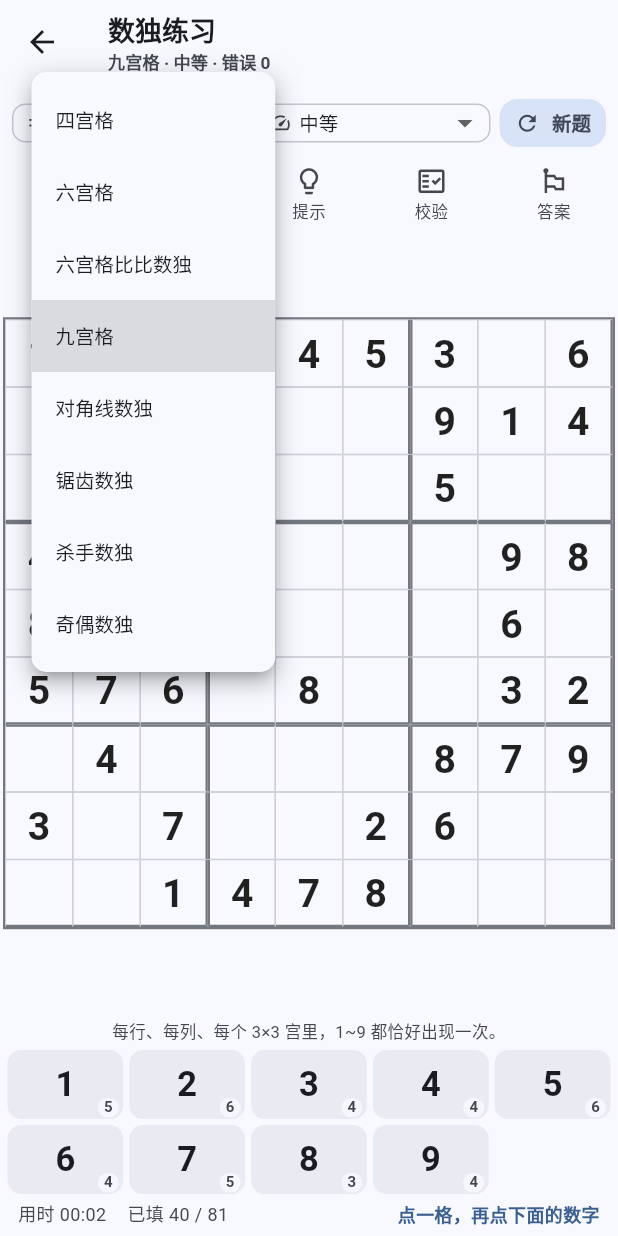
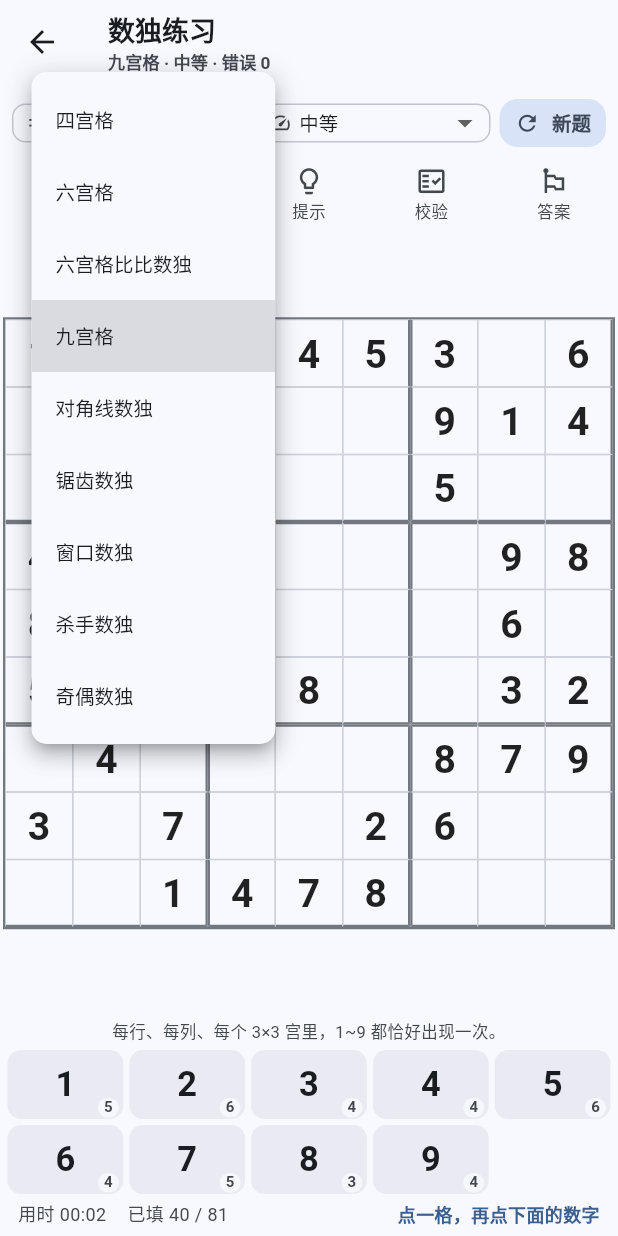
Before and after one commit to yinchenglu/studyhub, a Flutter app: the SudokuPage screen opened directly, after a tap on "新题", after a tap on "九宫格", on a phone screen of 412 x 824 dp. Run offline on Flutter 3.47's test engine with Material 3 defaults, Android fonts, the phone set to English and light mode, and no system bars; our stand-ins replace cached_network_image, camera, dio, flutter_markdown, flutter_riverpod, flutter_secure_storage and 9 more; missing offline and left inert: flutter_device_apps, media_kit, media_kit_video, noise_meter, syncfusion_flutter_pdfviewer, torch_light; accounts and stored records are empty.

Commit message:
v2.3.8 数独：配色/虚线对齐参考截图（浅蓝细线+灰字笼和）、锯齿宫界画进格子边框双保险、新增窗口数独类型

```diff
--- a/lib/core/constants.dart
+++ b/lib/core/constants.dart
@@ -342,7 +342,7 @@ class Defaults {
 ///             在 App 启动时如果两个不一致，会在控制台 + 调试页打印告警。
 ///             升级只需：① 改这里的字符串 ② 改 pubspec.yaml。
 ///             也可跑 `python tools/bump_version.py 1.10.0` 一次同步。
-const String kAppVersion = '2.3.7';
+const String kAppVersion = '2.3.8';
 
 /// pubspec.yaml 的 version（去掉 +N 之后必须等于 kAppVersion）。
 /// 启动时会在 main() 里 assert，保证两个一致。
@@ -350,4 +350,4 @@ const String kAppVersion = '2.3.7';
 ///
 /// v1.9.0+17 修：bump_version.py 之前**只改 kAppVersion 不改 kPubspecVersion**，
 /// 会让启动 assert 失败。这里把 bump_version.py 一起修了（见 bump_version.py）。
-const String kPubspecVersion = '2.3.7+62';
+const String kPubspecVersion = '2.3.8+63';
--- a/lib/ui/tools/tool_pages_sudoku.dart
+++ b/lib/ui/tools/tool_pages_sudoku.dart
@@ -51,6 +51,9 @@ enum SudokuType {
   jigsaw('锯齿数独', '9×9 · 宫是不规则锯齿形状',
       '每行、每列照常 1~9 不重复；但「宫」变成了 9 块不规则的锯齿——'
           '同一种底色 + 粗边线围住的就是一个宫。'),
+  windoku('窗口数独', '9×9 · 额外 4 个九宫窗口',
+      '在九宫格规则之上，还有 4 个「窗口」——每块 3×3，用浅蓝粗框标出：'
+          '每个窗口里的 1~9 也不能重复（窗口和普通宫可以重叠，约束叠加）。'),
   killer('杀手数独', '9×9 + 虚线笼，笼内之和 = 角标',
       '在九宫格规则之上，虚线框（笼）把若干格圈在一起：笼内数字不能重复，'
           '且笼内所有数字之和 = 左上角标的小数字。'),
@@ -412,6 +415,54 @@ class JigsawRules extends StandardRules {
   /// 锯齿的宫界是随机的，快速求解器直接读 [regionOf]（见 _FastSolver），
   /// 所以这里不需要额外的 extraOk。
 
+}
+
+/// 窗口数独（Windoku）：标准行/列/宫之外，再加 4 个「窗口」。
+///
+/// 窗口是 3×3 的小九宫，位置在行 1~3 / 5~7 与列 1~3 / 5~7 的交叉处 ——
+/// 正好落在四个角上的 3×3 故宫之间，跟普通宫**部分重叠**，所以约束是叠加的。
+/// 例：左上角那个 3×3 宫和左上窗口在 (1,1)(1,2)(2,1)(2,2) 四格重叠。
+class WindokuRules extends StandardRules {
+  WindokuRules(super.type);
+
+  /// 4 个窗口的左上角（行, 列），每个窗口 3×3。
+  static const List<List<int>> windowTops = [
+    [1, 1],
+    [1, 5],
+    [5, 1],
+    [5, 5],
+  ];
+
+  /// (r,c) 所在的窗口左上角；不在任何窗口里返回 null。
+  static List<int>? windowOf(int r, int c) {
+    for (final t in windowTops) {
+      if (r >= t[0] && r < t[0] + 3 && c >= t[1] && c < t[1] + 3) return t;
+    }
+    return null;
+  }
+
+  /// 窗口内不能重数。
+  bool _windowOk(SudokuBoard b, int r, int c, int v) {
+    final t = windowOf(r, c);
+    if (t == null) return true;
+    for (var rr = t[0]; rr < t[0] + 3; rr++) {
+      for (var cc = t[1]; cc < t[1] + 3; cc++) {
+        if (rr == r && cc == c) continue;
+        if (b.cells[rr][cc] == v) return false;
+      }
+    }
+    return true;
+  }
+
+  @override
+  bool isLegal(SudokuBoard b, int r, int c, int v) {
+    if (!super.isLegal(b, r, c, v)) return false;
+    return _windowOk(b, r, c, v);
+  }
+
+  /// 快速求解器只用位掩码管行/列/宫，窗口走这个钩子。
+  @override
+  bool extraOk(SudokuBoard b, int r, int c, int v) => _windowOk(b, r, c, v);
 }
 
 /// 杀手：每笼数字不重且和 = 笼和。
@@ -966,6 +1017,16 @@ class _SudokuPageState extends State<SudokuPage> {
         if (!rules.isValidSolution(full)) {
           // 自检兜底：正常走不到这里（12 套模板都离线验证过）
           rules = StandardRules(SudokuType.jigsaw);
+          full = rules.generateFull(rng);
+        }
+        break;
+      case SudokuType.windoku:
+        rules = WindokuRules(_type);
+        full = rules.generateFull(rng);
+        // 窗口约束比标准九宫强，`generateFull` 的拉丁方兜底不保证满足窗口
+        // （兜底公式在 3×3 窗口里会重复）。所以这里再验一遍，不合法就重来，
+        // 绝不能让玩家拿到一份「按答案填也判错」的盘。
+        for (var i = 0; i < 50 && !rules.isValidSolution(full); i++) {
           full = rules.generateFull(rng);
         }
         break;
@@ -1677,13 +1738,17 @@ class _SudokuGrid extends StatelessWidget {
     // 宫界全部交给 _JigsawPainter 画，同时给每个宫铺淡底色，一眼能看出锯齿。
     final isJigsaw = rules is JigsawRules;
     final regionOf = isJigsaw ? (rules as JigsawRules).regionOf : null;
-    // v2.3.7（用户第 2 条：「锯齿刷新好多次才出一次正确的」）
+    // v2.3.8（用户：「锯齿数独还是没有成功，没有出现锯齿」+「配色参考截图」）
     //
-    // 老涂色是 `regionOf % 4` 取四种颜色 —— 9 个宫塞进 4 个颜色，
-    // 相邻两宫撞色时整片糊在一起，玩家看到的「宫」跟真实宫界对不上，
-    // 只有少数几次刷出来的编号组合恰好两两不同色，才「看着是对的」。
-    // 现在按宫号给 **9 个不同色相**，任意两宫都不同色，边界一眼可辨。
-    final jigsawTints = isJigsaw ? _jigsawTints(scheme) : const <Color>[];
+    // v2.3.7 把宫界全交给覆盖层 _JigsawPainter 画 —— 真机上只要这一层出
+    // 任何意外（尺寸/重绘/层级），锯齿就一根线都没有，单点依赖太脆。
+    // 现在改**双保险**：宫界线同时画进每个格子的 BorderSide（上邻/左邻
+    // 不同宫 → 上/左边框用宫界色），覆盖层再叠加画粗一遍。即使覆盖层
+    // 失灵，格子边框本身也能拼出完整锯齿。
+    //
+    // 配色对齐参考截图：整盘白底，宫界/笼线都用**浅蓝细线**，不再用深黑
+    // 粗线；锯齿宫底色回到**两档极浅蓝**（参考图就是浅蓝/白交替的马赛克）。
+    final jagLineColor = scheme.primary.withValues(alpha: 0.9);
 
     return Container(
       decoration: BoxDecoration(
@@ -1724,7 +1789,7 @@ class _SudokuGrid extends StatelessWidget {
                     errColor: errColor,
                     isJigsaw: isJigsaw,
                     regionOf: regionOf,
-                    jigsawTints: jigsawTints,
+                    jagLineColor: jagLineColor,
                   );
                 },
               ),
@@ -1733,6 +1798,7 @@ class _SudokuGrid extends StatelessWidget {
                 _cageOverlay(board, cell, scheme),
               if (rules is JigsawRules)
                 _jigsawOverlay(rules, cell, scheme),
+              if (rules is WindokuRules) _windowOverlay(cell, scheme),
               if (rules is GreaterRules && board.relationMark != null)
                 _greaterOverlay(board, cell, scheme),
               if (rules is EvenOddRules)
@@ -1758,22 +1824,35 @@ class _SudokuGrid extends StatelessWidget {
     required Color errColor,
     bool isJigsaw = false,
     List<List<int>>? regionOf,
-    List<Color> jigsawTints = const <Color>[],
+    Color jagLineColor = const Color(0xFF90A4AE),
   }) {
     final v = board.cells[r][c];
     final isFixed = board.fixed[r][c];
     final n = board.size;
     // 边框：宫界线按本题型的宫大小算（4×4 → 2×2、6×6 → 2 行 × 3 列、
-    // 9×9 → 3×3）。锯齿模式例外 —— 标准宫线全部压掉，只留细网格，
-    // 宫界交给锯齿绘制层。
+    // 9×9 → 3×3）。锯齿模式例外 —— 标准 3×3 宫线要压掉，改按**真实锯齿宫**
+    // 判定：上邻 / 左邻跟自己不是同一个宫，这条边上就是宫界线。
+    //
+    // v2.3.8：这就是「锯齿双保险」的第一道 —— 宫界线直接画在格子边框上。
+    // 覆盖层 _JigsawPainter 只当加粗的第二遍，任何一层失效都还有另一层。
     final boxR = rules.boxRows;
     final boxC = rules.boxCols;
-    final thickTop = !isJigsaw && r > 0 && r % boxR == 0;
-    final thickLeft = !isJigsaw && c > 0 && c % boxC == 0;
-    final isRightThick = !isJigsaw &&
-        (c == n - 1 || (((c + 1) % boxC == 0) && c != n - 1));
-    final isBottomThick = !isJigsaw &&
-        (r == n - 1 || (((r + 1) % boxR == 0) && r != n - 1));
+    bool jagEdge(int rr, int cc) {
+      if (!isJigsaw || regionOf == null) return false;
+      if (rr < 0 || rr >= n || cc < 0 || cc >= n) return true; // 盘边
+      return regionOf[rr][cc] != regionOf[r][c];
+    }
+    // 锯齿时遇到盘边不画（盘框本身已经有 1.5px 深色外框）
+    final jagTop = isJigsaw && r > 0 && jagEdge(r - 1, c);
+    final jagLeft = isJigsaw && c > 0 && jagEdge(r, c - 1);
+    final jagRight = isJigsaw && c < n - 1 && jagEdge(r, c + 1);
+    final jagBottom = isJigsaw && r < n - 1 && jagEdge(r + 1, c);
+    final thickTop = jagTop || (!isJigsaw && r > 0 && r % boxR == 0);
+    final thickLeft = jagLeft || (!isJigsaw && c > 0 && c % boxC == 0);
+    final isRightThick = jagRight ||
+        (!isJigsaw && (c == n - 1 || (((c + 1) % boxC == 0) && c != n - 1)));
+    final isBottomThick = jagBottom ||
+        (!isJigsaw && (r == n - 1 || (((r + 1) % boxR == 0) && r != n - 1)));
 
     // 检查当前值是否违反规则（仅对**用户填入**的格提示，fixed 的略过）
     bool _isIllegal = false;
@@ -1788,11 +1867,17 @@ class _SudokuGrid extends StatelessWidget {
     final checkedWrong = wrongCells.contains('$r-$c');
 
     // v2.2.0：锯齿宫淡底色 —— 同一宫一个颜色，边界一眼能看出来。
-    // v2.3.2 把透明度从 0.07 提到 0.12（用户反馈「看不出锯齿」，
-    // 太淡的底色在浅色主题下几乎隐形）。
+    // v2.3.8：改回参考截图的风格 —— **浅蓝 / 白交替**（不再九彩色），
+    // 宫界靠浅蓝细线本身表达，整体更接近用户给的那张图。
     Color cellBg = Colors.transparent;
-    if (isJigsaw && regionOf != null && jigsawTints.isNotEmpty) {
-      cellBg = jigsawTints[regionOf[r][c] % 9];
+    if (isJigsaw && regionOf != null) {
+      cellBg = regionOf[r][c].isEven
+          ? jagLineColor.withValues(alpha: 0.10)
+          : Colors.transparent;
+    }
+    // v2.3.8 窗口数独：窗口内的格子铺一层极淡蓝，跟宫界一起把「窗口」标出来
+    if (rules is WindokuRules && WindokuRules.windowOf(r, c) != null) {
+      cellBg = Theme.of(context).colorScheme.primary.withValues(alpha: 0.05);
     }
     if (showHint && solution != null && v == 0) {
       cellBg = hintColor;
@@ -1812,24 +1897,22 @@ class _SudokuGrid extends StatelessWidget {
     // 就得一行行扫 —— 现在一眼就能看到全部位置。
     final selValue = hasSel ? board.cells[selR][selC] : 0;
     final isSameNum = hasSel && !isSel && selValue != 0 && v == selValue;
-    // v2.3.7（用户第 3 条：「点击数字之后，颜色不够醒目」）
+    // v2.3.8（用户：「配色参考这个图片」）
     //
-    // 老配色三档都在「主色 + 低透明度」这一个色系里打转（0.22 / 0.20 / 0.07），
-    // 深浅差一两个百分点，屏幕上根本分不开。
-    // 现在按**三层色阶**重排，强度依次递减，一眼能分出「我点的是哪格」
-    // → 「还有哪些同数字」→ 「哪些在同一行/列/宫」：
-    //   选中格   = 主色**实底** + 数字反白（对比最强）
-    //   相同数字 = 主色 0.34 底 + 1.6px 主色描边 + 数字加粗
-    //   同行同列 = 主色 0.06 淡底（几乎只是提示）
+    // 参考图的三档很干脆：选中格 / 同数字都是**实蓝底 + 白字**，同行同列
+    // 只是很浅的蓝。照这个来，选中格再叠一圈更深的描边做区分：
+    //   选中格   = 主色实底 + 反白 + 2.5px 深主色描边
+    //   相同数字 = 主色 0.85 实底感 + 反白 + 1.6px 主色描边
+    //   同行同列 = 主色 0.10 淡底
     Color? hlBorder;
     if (isSel) {
       cellBg = cs2.primary;
+      hlBorder = Color.alphaBlend(Colors.black.withValues(alpha: 0.25), cs2.primary);
+    } else if (isSameNum) {
+      cellBg = cs2.primary.withValues(alpha: 0.85);
       hlBorder = cs2.primary;
-    } else if (isSameNum) {
-      cellBg = cs2.primary.withValues(alpha: 0.34);
-      hlBorder = cs2.primary.withValues(alpha: 0.85);
     } else if (isPeer && !(showHint && solution != null && v == 0) && !checkedWrong) {
-      cellBg = cs2.primary.withValues(alpha: 0.06);
+      cellBg = cs2.primary.withValues(alpha: 0.10);
     }
     return GestureDetector(
       onTap: () => onCellTap(r, c),
@@ -1839,16 +1922,20 @@ class _SudokuGrid extends StatelessWidget {
           color: cellBg,
           border: Border(
             // v2.3.1：宫界线按本题型的宫大小算（原来写死每 3 格的）
+            // v2.3.8：锯齿模式改按**真实锯齿宫**判定（jagTop/jagLeft…），
+            // 颜色用浅蓝（对齐参考截图），线宽 1.6 压过 0.5 的细网格。
             top: BorderSide(
-                color: thickTop ? thickColor : lineColor,
-                width: thickTop ? 1.5 : 0.5),
+                color: thickTop ? (isJigsaw ? jagLineColor : thickColor) : lineColor,
+                width: thickTop ? (isJigsaw ? 1.6 : 1.5) : 0.5),
             left: BorderSide(
-                color: thickLeft ? thickColor : lineColor,
-                width: thickLeft ? 1.5 : 0.5),
+                color: thickLeft ? (isJigsaw ? jagLineColor : thickColor) : lineColor,
+                width: thickLeft ? (isJigsaw ? 1.6 : 1.5) : 0.5),
             right: BorderSide(
-                color: isRightThick ? thickColor : lineColor, width: isRightThick ? 1.5 : 0.5),
+                color: isRightThick ? (isJigsaw ? jagLineColor : thickColor) : lineColor,
+                width: isRightThick ? (isJigsaw ? 1.6 : 1.5) : 0.5),
             bottom: BorderSide(
-                color: isBottomThick ? thickColor : lineColor, width: isBottomThick ? 1.5 : 0.5),
+                color: isBottomThick ? (isJigsaw ? jagLineColor : thickColor) : lineColor,
+                width: isBottomThick ? (isJigsaw ? 1.6 : 1.5) : 0.5),
           ),
         ),
         // v2.3.7：选中格 / 相同数字额外描一圈主色（画在数字上层，压住细网格）
@@ -1856,7 +1943,7 @@ class _SudokuGrid extends StatelessWidget {
             ? null
             : BoxDecoration(
                 border: Border.all(
-                    color: hlBorder, width: isSel ? 2.0 : 1.6),
+                    color: hlBorder, width: isSel ? 2.5 : 1.6),
               ),
         alignment: Alignment.center,
         child: v == 0
@@ -1896,25 +1983,13 @@ class _SudokuGrid extends StatelessWidget {
                       : isSel
                           ? cs2.onPrimary
                           : isSameNum
-                              ? cs2.onSurface
+                              // 同数格也跟着铺了实底，数字必须反白
+                              ? cs2.onPrimary
                               : (isFixed ? Colors.black87 : cs2.primary),
                 ),
               ),
       ),
     );
-  }
-
-  /// 9 个宫各一种色相（步长 40°，绕一圈正好盖满色环），任意两宫都不同色。
-  /// v2.3.7：原来 `% 4` 只用四种颜色，9 个宫必然撞色，相邻两宫一旦同色
-  /// 就糊成一整片，玩家根本看不出宫界。
-  static List<Color> _jigsawTints(ColorScheme scheme) {
-    final base = HSLColor.fromColor(scheme.primary);
-    final dark = scheme.brightness == Brightness.dark;
-    return List<Color>.generate(9, (i) {
-      final hue = (base.hue + i * 40.0) % 360.0;
-      return HSLColor.fromAHSL(dark ? 0.28 : 0.22, hue, 0.75, dark ? 0.60 : 0.74)
-          .toColor();
-    });
   }
 
   /// (r,c) 是不是和选中格同行 / 同列 / 同宫。
@@ -1937,8 +2012,10 @@ class _SudokuGrid extends StatelessWidget {
             cageId: b.cageId!,
             cages: b.cages!,
             cell: cell,
-            lineColor: scheme.onSurface.withValues(alpha: 0.85),
+            // v2.3.8：对齐参考截图 —— 笼线是**浅蓝细虚线**，不再是深黑粗虚线
+            lineColor: scheme.primary.withValues(alpha: 0.62),
             bgColor: scheme.surface,
+            sumColor: scheme.onSurfaceVariant,
           ),
         ),
       ),
@@ -1958,7 +2035,21 @@ class _SudokuGrid extends StatelessWidget {
             regionOf: rules.regionOf,
             cell: cell,
             n: n,
-            lineColor: scheme.onSurface,
+            lineColor: scheme.primary.withValues(alpha: 0.9),
+          ),
+        ),
+      ),
+    );
+  }
+
+  // ---------- 窗口（窗口数独） ----------
+  Widget _windowOverlay(double cell, ColorScheme scheme) {
+    return SizedBox.expand(
+      child: IgnorePointer(
+        child: CustomPaint(
+          painter: _WindowPainter(
+            cell: cell,
+            color: scheme.primary.withValues(alpha: 0.85),
           ),
         ),
       ),
@@ -2193,12 +2284,15 @@ class _CagePainter extends CustomPainter {
   final Color lineColor;
   /// 笼和数字垫底色用（穿透过去的笔记小字会把数字糊掉）
   final Color bgColor;
+  /// 笼和数字的颜色（参考截图里是灰色小字，跟虚线同色会看不清）
+  final Color sumColor;
   _CagePainter({
     required this.cageId,
     required this.cages,
     required this.cell,
     required this.lineColor,
     required this.bgColor,
+    required this.sumColor,
   });
 
   // v2.3.7（用户第 1 条：「相邻虚线框不能共用虚线，要各是各，
@@ -2220,15 +2314,17 @@ class _CagePainter extends CustomPainter {
   // 中间留 2×inset 的空，各是各的，绝不会共用。
   @override
   void paint(Canvas canvas, Size size) {
+    // v2.3.8：参考截图的笼线是**细的浅蓝短虚线**（约 1px、短划密排），
+    // 不再是 1.6px 的深色长虚线。
     final paint = Paint()
       ..color = lineColor
       ..style = PaintingStyle.stroke
-      ..strokeWidth = 1.6
+      ..strokeWidth = 1.2
       // 圆头会在闭环接缝处拱出去一点，改成平头，收口更干净
       ..strokeCap = StrokeCap.butt;
 
-    // 缩进量：格宽 40px 时约 3px，格子再小也不低于 1.3px
-    final inset = (cell * 0.075).clamp(1.3, 2.6).toDouble();
+    // 缩进量：格宽 40px 时约 2px
+    final inset = (cell * 0.05).clamp(1.0, 2.0).toDouble();
 
     cages.forEach((_, cage) {
       for (final loop in _outline(cage)) {
@@ -2353,11 +2449,11 @@ class _CagePainter extends CustomPainter {
     }
     if (total < 6) return;
 
-    // 虚线周期取「一格的 1/5 上下」，再按周长取整 —— 每段长短一致
-    final ideal = (cell / 5).clamp(4.0, 9.0).toDouble();
-    final count = math.max(4, (total / ideal).round());
+    // 虚线周期取「一格的 1/7 上下」（短划密排，像参考图那样），再按周长取整
+    final ideal = (cell / 7).clamp(3.0, 6.5).toDouble();
+    final count = math.max(6, (total / ideal).round());
     final period = total / count;
-    final dash = period * 0.58;
+    final dash = period * 0.5;
 
     var acc = 0.0;
     var di = 0;
@@ -2402,10 +2498,10 @@ class _CagePainter extends CustomPainter {
         text: TextSpan(
           text: '${cage.sum}',
           style: TextStyle(
-            fontSize: cell * 0.25,
+            fontSize: cell * 0.22,
             height: 1.0,
-            color: lineColor,
-            fontWeight: FontWeight.w800,
+            color: sumColor,
+            fontWeight: FontWeight.w600,
           ),
         ),
         textDirection: TextDirection.ltr,
@@ -2429,7 +2525,39 @@ class _CagePainter extends CustomPainter {
       !identical(old.cages, cages) ||
       old.cell != cell ||
       old.lineColor != lineColor ||
-      old.bgColor != bgColor;
+      old.bgColor != bgColor ||
+      old.sumColor != sumColor;
+}
+
+/// 窗口数独的 4 个 3×3 窗口边框（浅蓝圆角框，压在格子上）。
+class _WindowPainter extends CustomPainter {
+  final double cell;
+  final Color color;
+  _WindowPainter({required this.cell, required this.color});
+
+  @override
+  void paint(Canvas canvas, Size size) {
+    final paint = Paint()
+      ..color = color
+      ..style = PaintingStyle.stroke
+      ..strokeWidth = 2.2;
+    for (final t in WindokuRules.windowTops) {
+      final rect = Rect.fromLTWH(
+        t[1] * cell + 1.0,
+        t[0] * cell + 1.0,
+        3 * cell - 2.0,
+        3 * cell - 2.0,
+      );
+      canvas.drawRRect(
+        RRect.fromRectAndRadius(rect, const Radius.circular(3.5)),
+        paint,
+      );
+    }
+  }
+
+  @override
+  bool shouldRepaint(_WindowPainter old) =>
+      old.cell != cell || old.color != color;
 }
 
 class _JigsawPainter extends CustomPainter {
@@ -2448,9 +2576,8 @@ class _JigsawPainter extends CustomPainter {
   void paint(Canvas canvas, Size size) {
     final paint = Paint()
       ..color = lineColor
-      // v2.2.0：标准宫粗线被压掉之后，锯齿宫界就是唯一的「宫」边界，
-      // 加粗让它比细网格明显一截（细网格 0.5）。v2.3.2 再提到 2.4。
-      ..strokeWidth = 2.4
+      // v2.3.8：参考截图里宫界是浅蓝细线（1.5~1.8px），不再是 2.4px 深色
+      ..strokeWidth = 1.8
       ..style = PaintingStyle.stroke;
     // v1.9.0+28 修「锯齿数独看不到锯齿」：
     // 原来每段宫界线都套了 `if (!filledMask[r][c])` —— 只要这格**有提示数字**
--- a/pubspec.yaml
+++ b/pubspec.yaml
@@ -51,7 +51,7 @@ publish_to: 'none'
 #   v2.0.0+36 → 1036 / 2036   ← 修 +35 的编译错（server_html_tools.dart 漏了 Padding( 外壳）
 #   v2.0.0+37 → 1037 / 2037   ← 新工具「通话记录」（原生 studyhub/calllog：批量写 CallLog）+
 #                                 「水印相机」（原生 studyhub/camera：存相册/定位/逆编码；5 套模板 + 地图小图 + 批量）
-version: 2.3.7+62
+version: 2.3.8+63
 environment:
   # 下限提到 3.12 不是随便写的：xml 7 要 ^3.11、torch_light / flutter_device_apps
   # 要 >=3.12，取最大值。
```
Also changed, not shown: 1 other file.
